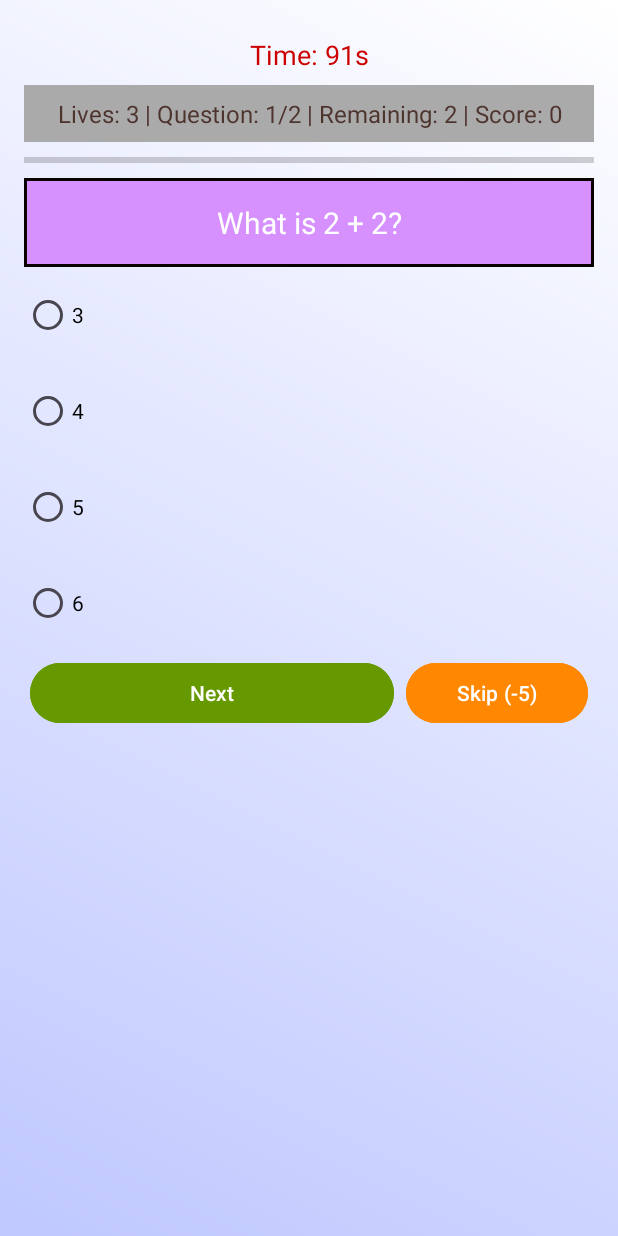
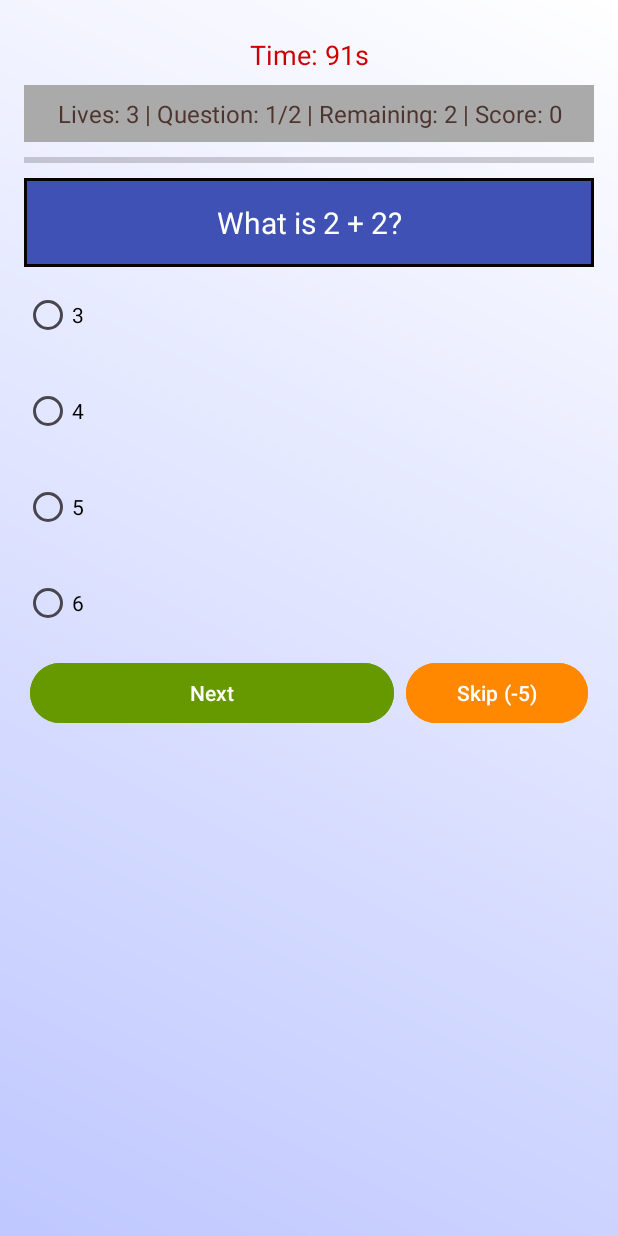
Before and after one commit to k-aghakhani/IQ-Quest, an Android app: the screen it shows after launch (MainActivity), on a phone screen of 412 x 824 dp. Run offline under Robolectric (Android 15) with nearby library versions, the phone set to English and light mode, and no system bars; our stand-ins replace Volley; network calls fail.

Commit message:
change color

```diff
--- a/app/src/main/res/drawable/question_background.xml
+++ b/app/src/main/res/drawable/question_background.xml
@@ -1,6 +1,6 @@
 <?xml version="1.0" encoding="utf-8"?>
 <shape xmlns:android="http://schemas.android.com/apk/res/android">
-    <solid android:color="#D691FF" />
+    <solid android:color="#3F51B5" />
     <corner android:radius="16dp" />
     <stroke android:width="2dp" android:color="#090000" />
 </shape>
```
